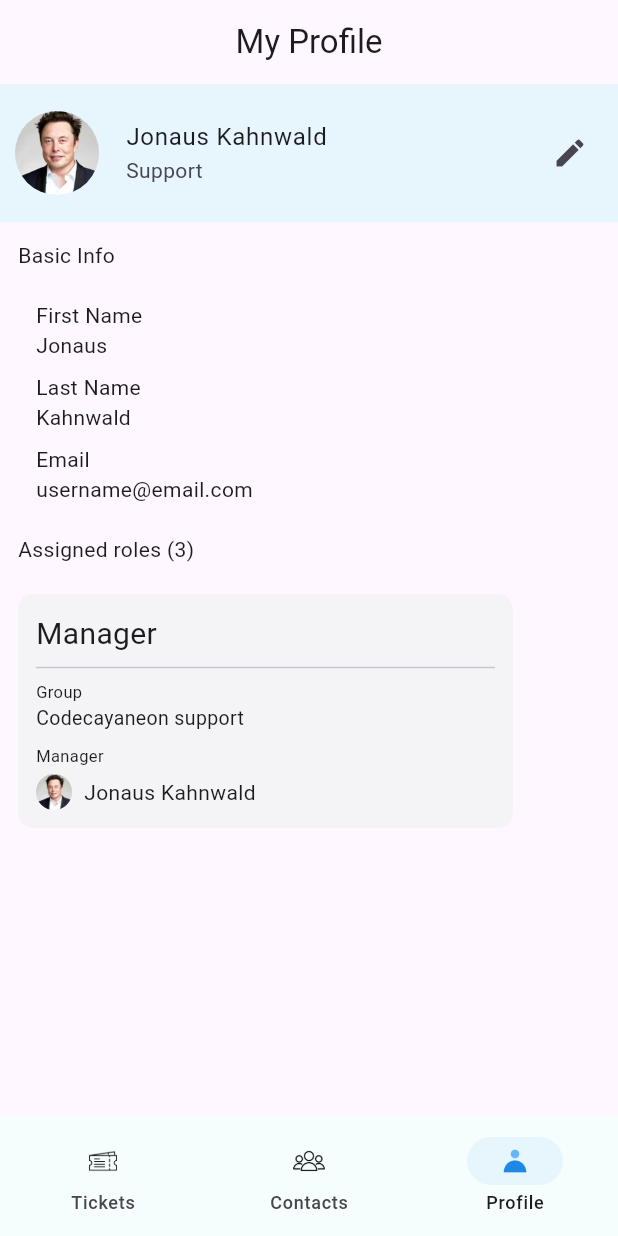
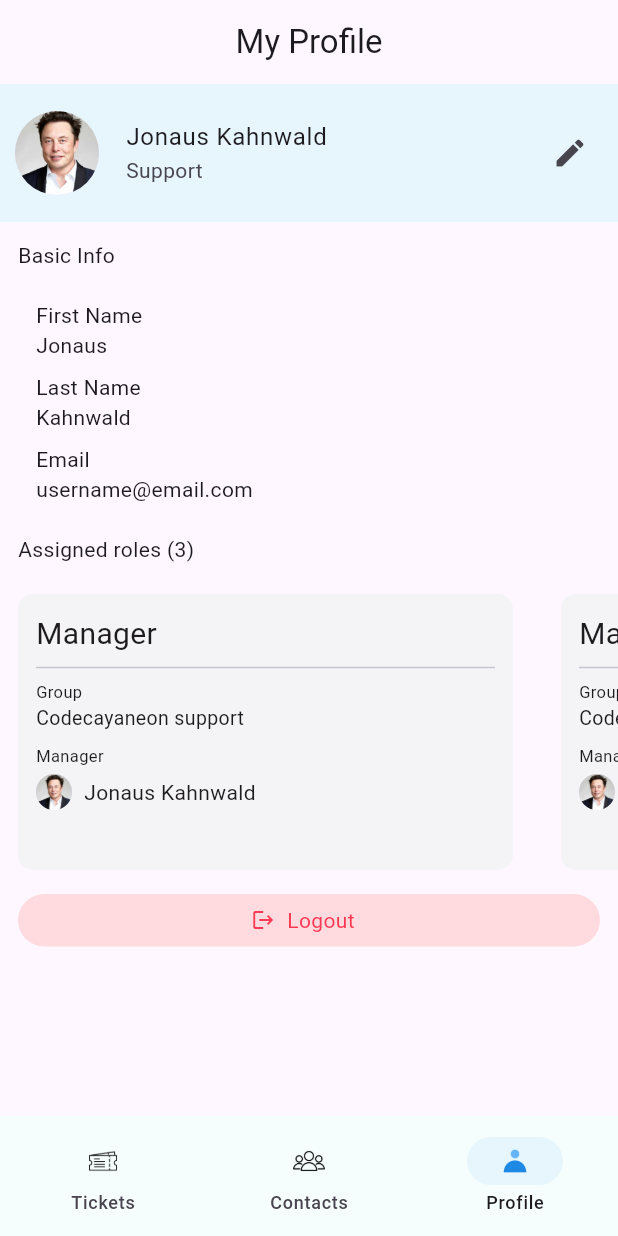
Before and after one commit to rakibk55w/M360ICT_ticket, a Flutter app: the screen it shows after launch, item 3 of the bottom bar chosen, on a phone screen of 412 x 824 dp. Run offline on Flutter 3.47's test engine with Material 3 defaults, Android fonts, the phone set to English and light mode, and no system bars; our stand-ins replace get.

Commit message:
Completed profile screen UI

```diff
--- a/lib/common/utils/colors.dart
+++ b/lib/common/utils/colors.dart
@@ -45,6 +45,12 @@ class AppColors{
   /// - Profile tile color
   static const Color profileTileColor = Color(0xFFE6F6FC);
 
+  /// - Logout button color
+  static const Color logoutButtonColor = Color(0xFFFFDADE);
+
+  /// - Logout text color
+  static const Color logoutTextColor = Color(0xFFFE3A55);
+
   static const Color error = Color(0xFFD32F2F);
   static const Color success = Color(0xFF388E3C);
   static const Color warning = Color(0xFFF57C00);
--- a/lib/features/profile/screens/profile_screen.dart
+++ b/lib/features/profile/screens/profile_screen.dart
@@ -1,5 +1,6 @@
 import 'package:flutter/material.dart';
 import 'package:m360ict/common/utils/colors.dart';
+import 'package:m360ict/common/utils/device_utility.dart';
 import 'package:m360ict/common/widgets/appbar.dart';
 import 'package:m360ict/features/profile/screens/widgets/profile_tile.dart';
 import 'package:m360ict/features/profile/screens/widgets/user_role_card.dart';
@@ -34,14 +35,14 @@ class ProfileScreen extends StatelessWidget {
             child: Column(
               crossAxisAlignment: CrossAxisAlignment.start,
               children: [
-                Text('First Name'),
-                Text('Jonaus'),
-                SizedBox(height: 8),
-                Text('Last Name'),
-                Text('Kahnwald'),
-                SizedBox(height: 8),
-                Text('Email'),
-                Text('username@email.com'),
+                const Text('First Name'),
+                const Text('Jonaus'),
+                const SizedBox(height: 8),
+                const Text('Last Name'),
+                const Text('Kahnwald'),
+                const SizedBox(height: 8),
+                const Text('Email'),
+                const Text('username@email.com'),
               ],
             ),
           ),
@@ -53,12 +54,47 @@ class ProfileScreen extends StatelessWidget {
           ),
 
           /// - List of roles
-          UserRoleCard(
-            headingRole: 'Manager',
-            groupName: 'Codecayaneon support',
-            managerImage: 'assets/images/elon_musk.jpg',
-            managerName: 'Jonaus Kahnwald',
+          SizedBox(
+            height: 200,
+            child:
+               ListView.separated(
+                shrinkWrap: true,
+                scrollDirection: Axis.horizontal,
+                itemCount: 3,
+                separatorBuilder: (context, index) => const SizedBox(width: 8),
+                itemBuilder: (context, index) => const UserRoleCard(
+                  headingRole: 'Manager',
+                  groupName: 'Codecayaneon support',
+                  managerImage: 'assets/images/elon_musk.jpg',
+                  managerName: 'Jonaus Kahnwald',
+                ),
+              ),
           ),
+
+          /// - Logout button
+          Padding(
+            padding: const EdgeInsets.symmetric(vertical: 8.0, horizontal: 12),
+            child: GestureDetector(
+              onTap: (){},
+              child: Container(
+                padding: const EdgeInsets.only(right: 8),
+                width: AppDeviceUtils.getScreenWidth(context),
+                height: 35,
+                decoration: BoxDecoration(
+                  borderRadius: BorderRadius.circular(20),
+                  color: AppColors.logoutButtonColor
+                ),
+                child: Row(
+                  mainAxisAlignment: MainAxisAlignment.center,
+                  children: [
+                    const Icon(Icons.logout, size: 16, color: AppColors.logoutTextColor,),
+                    const SizedBox(width: 8,),
+                    const Text('Logout', style: TextStyle(color: AppColors.logoutTextColor)),
+                  ],
+                ),
+              ),
+            ),
+          )
         ],
       ),
     );
```
